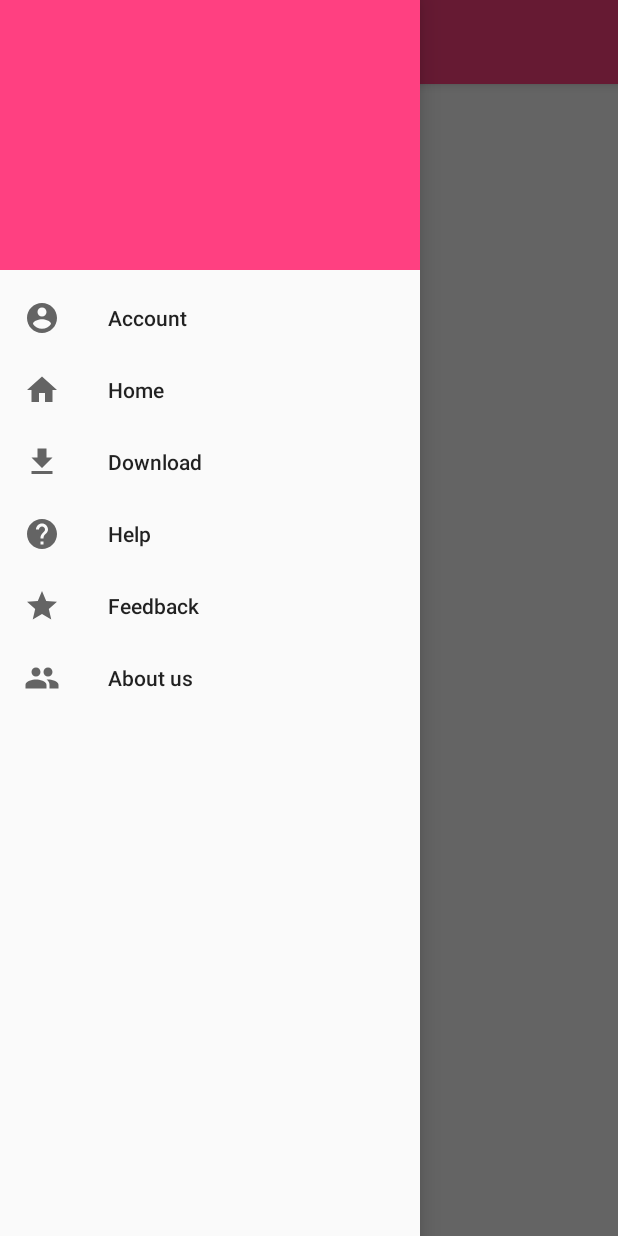
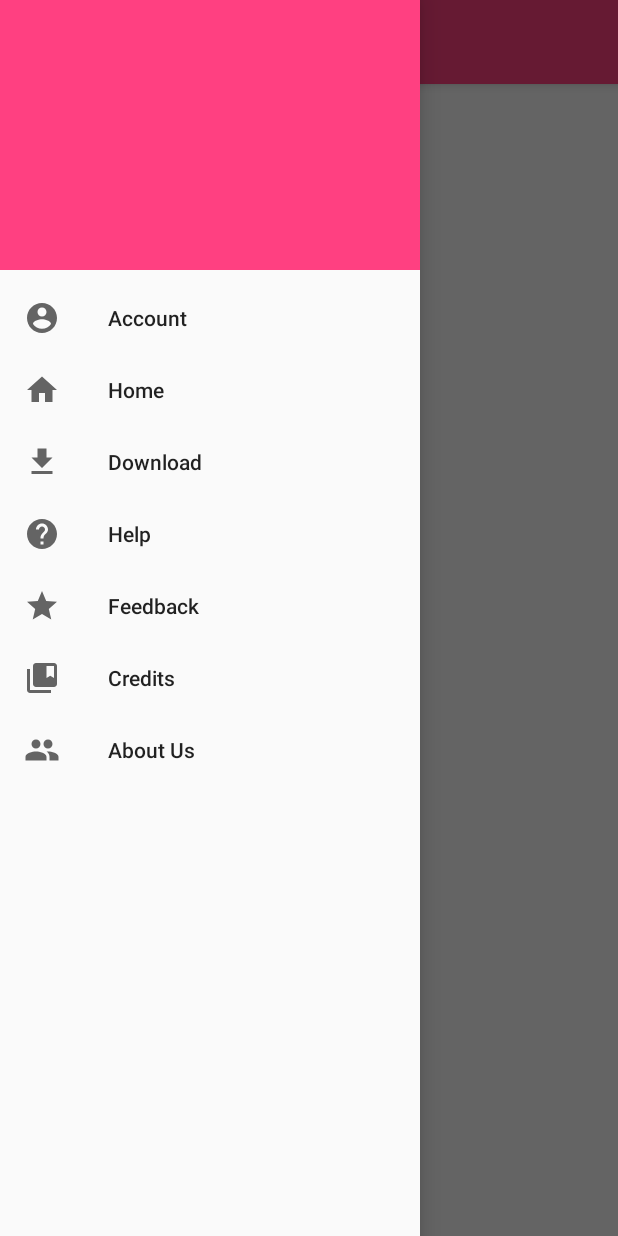
Before and after one commit to ashutoshdalvi/BookApp-master, an Android app: the Homepage screen opened directly, with no data from a screen before it, in the side drawer, after a tap on "Download", on a phone screen of 412 x 824 dp. Run offline under Robolectric (Android 15) with nearby library versions, the phone set to English and light mode, and no system bars; Roboto replaces fonts that are not available here.

```diff
--- a/app/build.gradle
+++ b/app/build.gradle
@@ -31,6 +31,7 @@ dependencies {
     androidTestImplementation 'com.android.support.test:runner:1.0.2'
     androidTestImplementation 'com.android.support.test.espresso:espresso-core:3.0.2'
     implementation 'com.android.support:cardview-v7:26.1.0'
+
 }
 
 
--- a/app/src/main/java/com/example/ashutosh_dalvi/bookapp/Homepage.java
+++ b/app/src/main/java/com/example/ashutosh_dalvi/bookapp/Homepage.java
@@ -1,14 +1,21 @@
 package com.example.ashutosh_dalvi.bookapp;
 
+import android.content.Intent;
+import android.support.annotation.NonNull;
+import android.support.design.widget.NavigationView;
 import android.support.v4.view.GravityCompat;
 import android.support.v4.widget.DrawerLayout;
 import android.support.v7.app.ActionBarDrawerToggle;
 import android.support.v7.app.AppCompatActivity;
 import android.os.Bundle;
 import android.support.v7.widget.Toolbar;
+import android.view.MenuItem;
+import android.view.View;
+import android.widget.Button;
 
-public class Homepage extends AppCompatActivity {
+public class Homepage extends AppCompatActivity implements NavigationView.OnNavigationItemSelectedListener {
     private DrawerLayout drawer;
+
 
     @Override
     protected void onCreate(Bundle savedInstanceState) {
@@ -17,12 +24,47 @@ public class Homepage extends AppCompatActivity {
         Toolbar toolbar = findViewById(R.id.toolbar);
         setSupportActionBar(toolbar);
         drawer = findViewById(R.id.drawer_layout);
+        NavigationView navigationView = findViewById(R.id.nav_view);
+        navigationView.setNavigationItemSelectedListener(this);
         ActionBarDrawerToggle toggle = new ActionBarDrawerToggle(this, drawer, toolbar,
                 R.string.navigation_drawer_open, R.string.navigation_drawer_close);
         drawer.addDrawerListener(toggle);
         toggle.syncState();
+
     }
 
+    @Override
+    public boolean onNavigationItemSelected(@NonNull MenuItem item) {
+        switch (item.getItemId()){
+            case R.id.account:
+
+                break;
+            case R.id.download:
+
+                break;
+            case R.id.help:
+
+                break;
+            case R.id.about_us:
+
+                break;
+            case R.id.credits:
+
+                break;
+            case R.id.Home:
+
+                break;
+            case R.id.feedback:
+
+                break;
+        }
+        return true;
+    }
+
+    void click(View view){
+        Intent i = new Intent(this,Gridview.class);
+        startActivity(i);
+    }
     @Override
     public void onBackPressed() {
         if (drawer.isDrawerOpen(GravityCompat.START)) {
--- a/app/src/main/java/com/example/ashutosh_dalvi/bookapp/Login.java
+++ b/app/src/main/java/com/example/ashutosh_dalvi/bookapp/Login.java
@@ -27,7 +27,7 @@ public class Login extends AppCompatActivity {
     private EditText etmail,etpassword;
     private String email,password;
     private FirebaseAuth auth;
-    private DatabaseReference ref;
+
 
 
     @Override
@@ -54,8 +54,6 @@ public class Login extends AppCompatActivity {
                         @Override
                         public void onComplete(@NonNull Task<AuthResult> task) {
                             if(task.isSuccessful()){
-
-                                ref = FirebaseDatabase.getInstance().getReference(email);
                                 Intent i = new Intent(Login.this, Homepage.class);
                                 startActivity(i);
                                 finish();
--- /dev/null
+++ b/app/src/main/res/drawable/credits.xml
@@ -0,0 +1,9 @@
+<vector xmlns:android="http://schemas.android.com/apk/res/android"
+        android:width="24dp"
+        android:height="24dp"
+        android:viewportWidth="24.0"
+        android:viewportHeight="24.0">
+    <path
+        android:fillColor="#FF000000"
+        android:pathData="M4,6L2,6v14c0,1.1 0.9,2 2,2h14v-2L4,20L4,6zM20,2L8,2c-1.1,0 -2,0.9 -2,2v12c0,1.1 0.9,2 2,2h12c1.1,0 2,-0.9 2,-2L22,4c0,-1.1 -0.9,-2 -2,-2zM20,12l-2.5,-1.5L15,12L15,4h5v8z"/>
+</vector>
--- a/app/src/main/res/layout/activity_homepage.xml
+++ b/app/src/main/res/layout/activity_homepage.xml
@@ -6,7 +6,7 @@
     android:id="@+id/drawer_layout"
     android:layout_height="match_parent"
     tools:context=".Homepage"
-    tools:openDrawer="start">
+    tools:openDrawer=" ">
     <LinearLayout
         android:layout_width="match_parent"
         android:layout_height="match_parent"
@@ -22,7 +22,18 @@
         <FrameLayout
             android:layout_width="match_parent"
             android:layout_height="match_parent"
-            android:id="@+id/fragment_container"></FrameLayout>
+            android:id="@+id/fragment_container">
+
+            <Button
+                android:id="@+id/button2"
+                android:layout_width="wrap_content"
+                android:layout_height="wrap_content"
+                android:text="Button"
+                android:layout_marginTop="200dp"
+                android:layout_marginLeft="100dp"
+                android:onClick="click" />
+        </FrameLayout>
+
 
     </LinearLayout>
 
--- a/app/src/main/res/menu/menu.xml
+++ b/app/src/main/res/menu/menu.xml
@@ -3,17 +3,14 @@
     xmlns:tools="http://schemas.android.com/tools"
     tools:showIn="navigation_view">
 
-    <group android:checkableBehavior="single">
+
         <item
             android:id="@+id/account"
             android:icon="@drawable/myaccount"
             android:title="Account" />
 
-
-    </group>
-
     <item
-        android:id="@+id/home"
+        android:id="@+id/Home"
         android:icon="@drawable/home"
         android:title="Home"/>
     <item
@@ -31,9 +28,14 @@
                 android:id="@+id/feedback"
                 android:icon="@drawable/feedback"
                 android:title="Feedback" />
+
             <item
-                android:id="@+id/about_us"
-                android:title="About us"
-                android:icon="@drawable/ic_group_black_24dp"/>
+                android:id="@+id/credits"
+                android:title="Credits"
+                android:icon="@drawable/credits"/>
+     <item
+        android:id="@+id/about_us"
+        android:title="About Us"
+        android:icon="@drawable/ic_group_black_24dp"/>
 
 </menu>
--- a/build.gradle
+++ b/build.gradle
@@ -7,12 +7,12 @@ buildscript {
         jcenter()
     }
     dependencies {
-        classpath 'com.android.tools.build:gradle:3.1.4'
+        classpath 'com.android.tools.build:gradle:3.2.0'
 
 
         // NOTE: Do not place your application dependencies here; they belong
         // in the individual module build.gradle files
-        classpath 'com.google.gms:google-services:3.2.1'
+        classpath 'com.google.gms:google-services:4.0.1'
     }
 }
 
```
Also changed, not shown: app/src/main/AndroidManifest.xml (+4 -4 lines), app/src/main/res/drawable-hdpi/afeastforcrows.jpg (added), app/src/main/res/drawable-hdpi/animalfarm.jpg (added), app/src/main/res/drawable-hdpi/astormofswords.jpg (added), app/src/main/res/drawable-hdpi/diaryofawimpykid.jpg (added), app/src/main/res/drawable-hdpi/famouslastwords.jpg (added), app/src/main/res/drawable-hdpi/honouramongthieves.jpg (added), app/src/main/res/drawable-hdpi/journeyintoeurope.jpg (added), app/src/main/res/drawable-hdpi/revival.jpg (added), app/src/main/res/drawable-hdpi/sisterofmine.jpg (added), gradle/wrapper/gradle-wrapper.properties.
